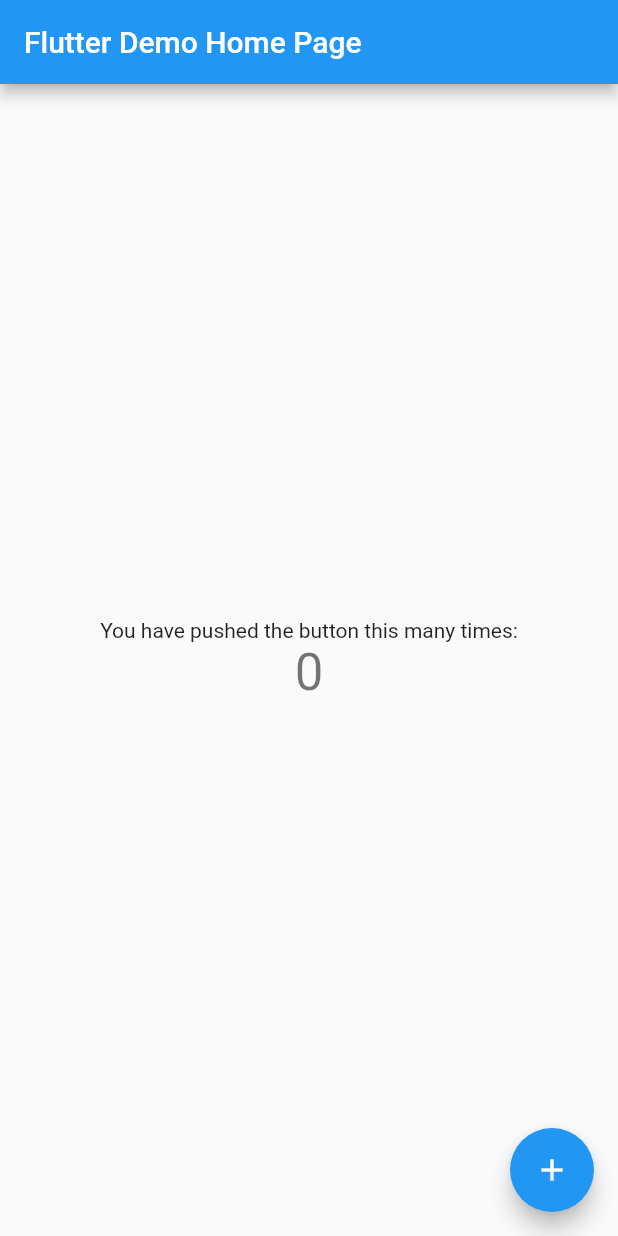
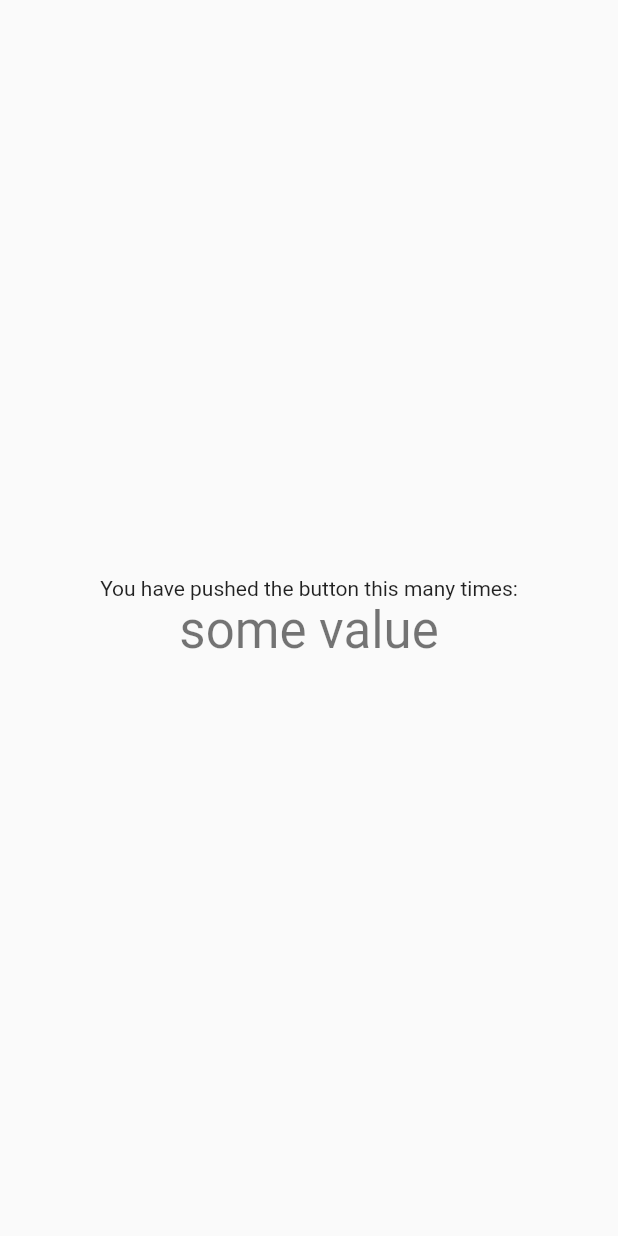
Before and after one commit to ChristineWasike/startuphack, a Flutter app: the screen it shows after launch, on a phone screen of 412 x 824 dp. Run offline on Flutter 3.47's test engine with Material 2 defaults, Android fonts, the phone set to English and light mode, and no system bars.

Commit message:
Removed extra code

```diff
--- a/lib/main.dart
+++ b/lib/main.dart
@@ -13,103 +13,43 @@ class MyApp extends StatelessWidget {
     return MaterialApp(
       title: 'Flutter Demo',
       theme: ThemeData(
-        // This is the theme of your application.
-        //
-        // Try running your application with "flutter run". You'll see the
-        // application has a blue toolbar. Then, without quitting the app, try
-        // changing the primarySwatch below to Colors.green and then invoke
-        // "hot reload" (press "r" in the console where you ran "flutter run",
-        // or simply save your changes to "hot reload" in a Flutter IDE).
-        // Notice that the counter didn't reset back to zero; the application
-        // is not restarted.
+
         primarySwatch: Colors.blue,
       ),
-      home: const MyHomePage(title: 'Flutter Demo Home Page'),
+      home: const MyHomePage(),
     );
   }
 }
 
 class MyHomePage extends StatefulWidget {
-  const MyHomePage({Key? key, required this.title}) : super(key: key);
+  const MyHomePage({Key? key}) : super(key: key);
 
-  // This widget is the home page of your application. It is stateful, meaning
-  // that it has a State object (defined below) that contains fields that affect
-  // how it looks.
-
-  // This class is the configuration for the state. It holds the values (in this
-  // case the title) provided by the parent (in this case the App widget) and
-  // used by the build method of the State. Fields in a Widget subclass are
-  // always marked "final".
-
-  final String title;
 
   @override
   State<MyHomePage> createState() => _MyHomePageState();
 }
 
 class _MyHomePageState extends State<MyHomePage> {
-  int _counter = 0;
-
-  void _incrementCounter() {
-    setState(() {
-      // This call to setState tells the Flutter framework that something has
-      // changed in this State, which causes it to rerun the build method below
-      // so that the display can reflect the updated values. If we changed
-      // _counter without calling setState(), then the build method would not be
-      // called again, and so nothing would appear to happen.
-      _counter++;
-    });
-  }
 
   @override
   Widget build(BuildContext context) {
-    // This method is rerun every time setState is called, for instance as done
-    // by the _incrementCounter method above.
-    //
-    // The Flutter framework has been optimized to make rerunning build methods
-    // fast, so that you can just rebuild anything that needs updating rather
-    // than having to individually change instances of widgets.
     return Scaffold(
-      appBar: AppBar(
-        // Here we take the value from the MyHomePage object that was created by
-        // the App.build method, and use it to set our appbar title.
-        title: Text(widget.title),
-      ),
       body: Center(
-        // Center is a layout widget. It takes a single child and positions it
-        // in the middle of the parent.
+
         child: Column(
-          // Column is also a layout widget. It takes a list of children and
-          // arranges them vertically. By default, it sizes itself to fit its
-          // children horizontally, and tries to be as tall as its parent.
-          //
-          // Invoke "debug painting" (press "p" in the console, choose the
-          // "Toggle Debug Paint" action from the Flutter Inspector in Android
-          // Studio, or the "Toggle Debug Paint" command in Visual Studio Code)
-          // to see the wireframe for each widget.
-          //
-          // Column has various properties to control how it sizes itself and
-          // how it positions its children. Here we use mainAxisAlignment to
-          // center the children vertically; the main axis here is the vertical
-          // axis because Columns are vertical (the cross axis would be
-          // horizontal).
+
           mainAxisAlignment: MainAxisAlignment.center,
           children: <Widget>[
             const Text(
               'You have pushed the button this many times:',
             ),
             Text(
-              '$_counter',
+              'some value',
               style: Theme.of(context).textTheme.headline4,
             ),
           ],
         ),
       ),
-      floatingActionButton: FloatingActionButton(
-        onPressed: _incrementCounter,
-        tooltip: 'Increment',
-        child: const Icon(Icons.add),
-      ), // This trailing comma makes auto-formatting nicer for build methods.
     );
   }
 }
```
